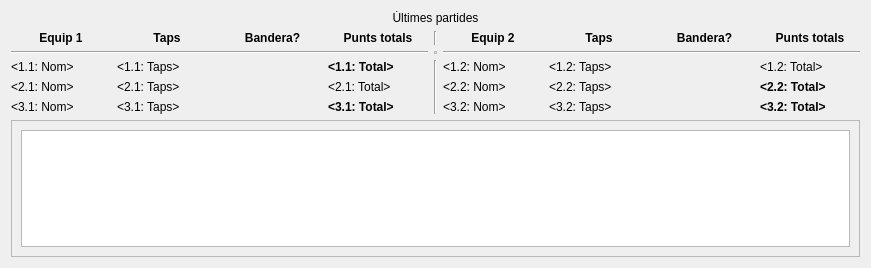
First picture: the form in pantallapuntuacio.ui, repository vicgua/robocat, before the edit.
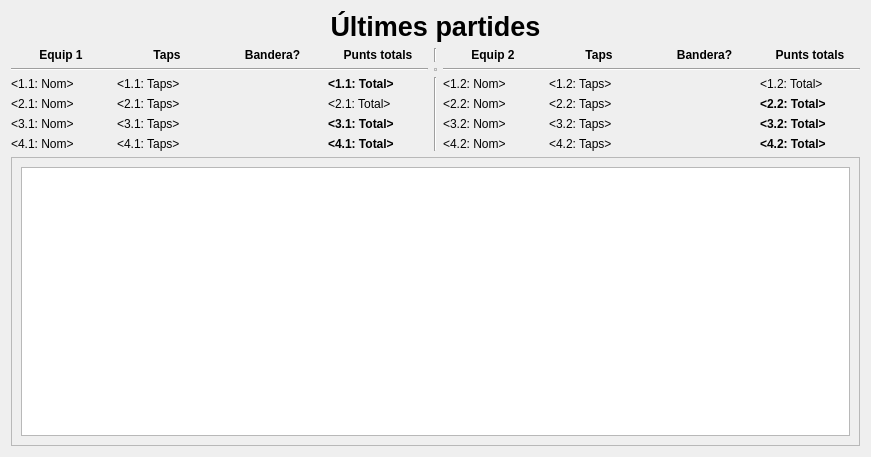
Second picture: the form after the edit. Icons and pictures are not drawn.

```diff
--- a/pantallapuntuacio.ui
+++ b/pantallapuntuacio.ui
@@ -10,7 +10,7 @@
     <x>0</x>
     <y>0</y>
     <width>871</width>
-    <height>268</height>
+    <height>457</height>
    </rect>
   </property>
   <property name="windowTitle">
@@ -25,6 +25,13 @@
        <verstretch>0</verstretch>
       </sizepolicy>
      </property>
+     <property name="font">
+      <font>
+       <pointsize>20</pointsize>
+       <weight>75</weight>
+       <bold>true</bold>
+      </font>
+     </property>
      <property name="text">
       <string>Últimes partides</string>
      </property>
@@ -35,69 +42,8 @@
    </item>
    <item>
     <layout class="QGridLayout" name="gridLayout">
-     <item row="0" column="8">
-      <widget class="QLabel" name="label_41">
-       <property name="font">
-        <font>
-         <weight>75</weight>
-         <bold>true</bold>
-        </font>
-       </property>
-       <property name="text">
-        <string>Punts totals</string>
-       </property>
-       <property name="alignment">
-        <set>Qt::AlignCenter</set>
-       </property>
-      </widget>
-     </item>
-     <item row="0" column="5">
-      <widget class="QLabel" name="label_38">
-       <property name="font">
-        <font>
-         <weight>75</weight>
-         <bold>true</bold>
-        </font>
-       </property>
-       <property name="text">
-        <string>Equip 2</string>
-       </property>
-       <property name="alignment">
-        <set>Qt::AlignCenter</set>
-       </property>
-      </widget>
-     </item>
-     <item row="2" column="3">
-      <widget class="QLabel" name="label_5">
-       <property name="font">
-        <font>
-         <weight>75</weight>
-         <bold>true</bold>
-        </font>
-       </property>
-       <property name="text">
-        <string>&lt;1.1: Total&gt;</string>
-       </property>
-      </widget>
-     </item>
-     <item row="0" column="7">
-      <widget class="QLabel" name="label_40">
-       <property name="font">
-        <font>
-         <weight>75</weight>
-         <bold>true</bold>
-        </font>
-       </property>
-       <property name="text">
-        <string>Bandera?</string>
-       </property>
-       <property name="alignment">
-        <set>Qt::AlignCenter</set>
-       </property>
-      </widget>
-     </item>
-     <item row="2" column="2">
-      <widget class="QLabel" name="label_4">
+     <item row="3" column="7">
+      <widget class="QLabel" name="bandera22">
        <property name="sizePolicy">
         <sizepolicy hsizetype="Ignored" vsizetype="Ignored">
          <horstretch>0</horstretch>
@@ -121,6 +67,47 @@
        </property>
       </widget>
      </item>
+     <item row="2" column="5">
+      <widget class="QLabel" name="equip12">
+       <property name="text">
+        <string>&lt;1.2: Nom&gt;</string>
+       </property>
+      </widget>
+     </item>
+     <item row="3" column="8">
+      <widget class="QLabel" name="punts22">
+       <property name="font">
+        <font>
+         <weight>75</weight>
+         <bold>true</bold>
+        </font>
+       </property>
+       <property name="text">
+        <string>&lt;2.2: Total&gt;</string>
+       </property>
+      </widget>
+     </item>
+     <item row="2" column="1">
+      <widget class="QLabel" name="taps11">
+       <property name="text">
+        <string>&lt;1.1: Taps&gt;</string>
+       </property>
+      </widget>
+     </item>
+     <item row="4" column="6">
+      <widget class="QLabel" name="taps32">
+       <property name="text">
+        <string>&lt;3.2: Taps&gt;</string>
+       </property>
+      </widget>
+     </item>
+     <item row="2" column="0">
+      <widget class="QLabel" name="equip11">
+       <property name="text">
+        <string>&lt;1.1: Nom&gt;</string>
+       </property>
+      </widget>
+     </item>
      <item row="2" column="6">
       <widget class="QLabel" name="label_7">
        <property name="text">
@@ -128,15 +115,8 @@
        </property>
       </widget>
      </item>
-     <item row="3" column="0">
-      <widget class="QLabel" name="label_18">
-       <property name="text">
-        <string>&lt;2.1: Nom&gt;</string>
-       </property>
-      </widget>
-     </item>
-     <item row="0" column="3">
-      <widget class="QLabel" name="label_37">
+     <item row="0" column="8">
+      <widget class="QLabel" name="punts2Header">
        <property name="font">
         <font>
          <weight>75</weight>
@@ -164,22 +144,25 @@
        </property>
       </widget>
      </item>
-     <item row="3" column="3">
-      <widget class="QLabel" name="label_21">
+     <item row="4" column="5">
+      <widget class="QLabel" name="equip32">
        <property name="text">
-        <string>&lt;2.1: Total&gt;</string>
+        <string>&lt;3.2: Nom&gt;</string>
        </property>
       </widget>
      </item>
-     <item row="4" column="6">
-      <widget class="QLabel" name="label_31">
-       <property name="text">
-        <string>&lt;3.2: Taps&gt;</string>
+     <item row="1" column="4">
+      <widget class="QFrame" name="frame">
+       <property name="frameShape">
+        <enum>QFrame::StyledPanel</enum>
        </property>
       </widget>
      </item>
-     <item row="3" column="7">
-      <widget class="QLabel" name="label_28">
+     <item row="4" column="2">
+      <widget class="QLabel" name="bandera31">
+       <property name="enabled">
+        <bool>false</bool>
+       </property>
        <property name="sizePolicy">
         <sizepolicy hsizetype="Ignored" vsizetype="Ignored">
          <horstretch>0</horstretch>
@@ -203,27 +186,6 @@
        </property>
       </widget>
      </item>
-     <item row="4" column="0">
-      <widget class="QLabel" name="label_26">
-       <property name="text">
-        <string>&lt;3.1: Nom&gt;</string>
-       </property>
-      </widget>
-     </item>
-     <item row="2" column="8">
-      <widget class="QLabel" name="label_9">
-       <property name="text">
-        <string>&lt;1.2: Total&gt;</string>
-       </property>
-      </widget>
-     </item>
-     <item row="2" column="1">
-      <widget class="QLabel" name="label_3">
-       <property name="text">
-        <string>&lt;1.1: Taps&gt;</string>
-       </property>
-      </widget>
-     </item>
      <item row="3" column="1">
       <widget class="QLabel" name="label_19">
        <property name="text">
@@ -231,8 +193,15 @@
        </property>
       </widget>
      </item>
-     <item row="3" column="8">
-      <widget class="QLabel" name="label_25">
+     <item row="1" column="0" colspan="4">
+      <widget class="Line" name="line_2">
+       <property name="orientation">
+        <enum>Qt::Horizontal</enum>
+       </property>
+      </widget>
+     </item>
+     <item row="0" column="5">
+      <widget class="QLabel" name="equip2Header">
        <property name="font">
         <font>
          <weight>75</weight>
@@ -240,14 +209,35 @@
         </font>
        </property>
        <property name="text">
-        <string>&lt;2.2: Total&gt;</string>
+        <string>Equip 2</string>
+       </property>
+       <property name="alignment">
+        <set>Qt::AlignCenter</set>
        </property>
       </widget>
      </item>
-     <item row="3" column="6">
-      <widget class="QLabel" name="label_23">
+     <item row="3" column="2">
+      <widget class="QLabel" name="bandera21">
+       <property name="sizePolicy">
+        <sizepolicy hsizetype="Ignored" vsizetype="Ignored">
+         <horstretch>0</horstretch>
+         <verstretch>0</verstretch>
+        </sizepolicy>
+       </property>
+       <property name="minimumSize">
+        <size>
+         <width>32</width>
+         <height>32</height>
+        </size>
+       </property>
        <property name="text">
-        <string>&lt;2.2: Taps&gt;</string>
+        <string/>
+       </property>
+       <property name="pixmap">
+        <pixmap resource="resources.qrc">:/images/bandera.png</pixmap>
+       </property>
+       <property name="scaledContents">
+        <bool>true</bool>
        </property>
       </widget>
      </item>
@@ -258,36 +248,51 @@
        </property>
       </widget>
      </item>
-     <item row="4" column="2">
-      <widget class="QLabel" name="label_24">
-       <property name="enabled">
-        <bool>false</bool>
+     <item row="2" column="3">
+      <widget class="QLabel" name="punts11">
+       <property name="font">
+        <font>
+         <weight>75</weight>
+         <bold>true</bold>
+        </font>
        </property>
-       <property name="sizePolicy">
-        <sizepolicy hsizetype="Ignored" vsizetype="Ignored">
-         <horstretch>0</horstretch>
-         <verstretch>0</verstretch>
-        </sizepolicy>
+       <property name="text">
+        <string>&lt;1.1: Total&gt;</string>
        </property>
-       <property name="minimumSize">
-        <size>
-         <width>32</width>
-         <height>32</height>
-        </size>
+      </widget>
+     </item>
+     <item row="0" column="7">
+      <widget class="QLabel" name="bandera2Header">
+       <property name="font">
+        <font>
+         <weight>75</weight>
+         <bold>true</bold>
+        </font>
        </property>
        <property name="text">
-        <string/>
+        <string>Bandera?</string>
        </property>
-       <property name="pixmap">
-        <pixmap resource="resources.qrc">:/images/bandera.png</pixmap>
+       <property name="alignment">
+        <set>Qt::AlignCenter</set>
        </property>
-       <property name="scaledContents">
-        <bool>true</bool>
+      </widget>
+     </item>
+     <item row="2" column="8">
+      <widget class="QLabel" name="punts12">
+       <property name="text">
+        <string>&lt;1.2: Total&gt;</string>
        </property>
       </widget>
      </item>
-     <item row="4" column="7">
-      <widget class="QLabel" name="label_32">
+     <item row="0" column="4">
+      <widget class="Line" name="line_3">
+       <property name="orientation">
+        <enum>Qt::Vertical</enum>
+       </property>
+      </widget>
+     </item>
+     <item row="2" column="7">
+      <widget class="QLabel" name="bandera12">
        <property name="enabled">
         <bool>false</bool>
        </property>
@@ -314,10 +319,10 @@
        </property>
       </widget>
      </item>
-     <item row="2" column="0">
-      <widget class="QLabel" name="label_2">
-       <property name="text">
-        <string>&lt;1.1: Nom&gt;</string>
+     <item row="1" column="5" colspan="4">
+      <widget class="Line" name="line_4">
+       <property name="orientation">
+        <enum>Qt::Horizontal</enum>
        </property>
       </widget>
      </item>
@@ -337,22 +342,8 @@
        </property>
       </widget>
      </item>
-     <item row="4" column="5">
-      <widget class="QLabel" name="label_30">
-       <property name="text">
-        <string>&lt;3.2: Nom&gt;</string>
-       </property>
-      </widget>
-     </item>
-     <item row="2" column="5">
-      <widget class="QLabel" name="label_6">
-       <property name="text">
-        <string>&lt;1.2: Nom&gt;</string>
-       </property>
-      </widget>
-     </item>
-     <item row="3" column="2">
-      <widget class="QLabel" name="label_20">
+     <item row="2" column="2">
+      <widget class="QLabel" name="bandera11">
        <property name="sizePolicy">
         <sizepolicy hsizetype="Ignored" vsizetype="Ignored">
          <horstretch>0</horstretch>
@@ -376,31 +367,26 @@
        </property>
       </widget>
      </item>
-     <item row="2" column="7">
-      <widget class="QLabel" name="label_8">
-       <property name="enabled">
-        <bool>false</bool>
+     <item row="0" column="2">
+      <widget class="QLabel" name="bandera1Header">
+       <property name="font">
+        <font>
+         <weight>75</weight>
+         <bold>true</bold>
+        </font>
        </property>
-       <property name="sizePolicy">
-        <sizepolicy hsizetype="Ignored" vsizetype="Ignored">
-         <horstretch>0</horstretch>
-         <verstretch>0</verstretch>
-        </sizepolicy>
-       </property>
-       <property name="minimumSize">
-        <size>
-         <width>32</width>
-         <height>32</height>
-        </size>
-       </property>
        <property name="text">
-        <string/>
+        <string>Bandera?</string>
        </property>
-       <property name="pixmap">
-        <pixmap resource="resources.qrc">:/images/bandera.png</pixmap>
+       <property name="alignment">
+        <set>Qt::AlignCenter</set>
        </property>
-       <property name="scaledContents">
-        <bool>true</bool>
+      </widget>
+     </item>
+     <item row="4" column="0">
+      <widget class="QLabel" name="equip31">
+       <property name="text">
+        <string>&lt;3.1: Nom&gt;</string>
        </property>
       </widget>
      </item>
@@ -417,8 +403,8 @@
        </property>
       </widget>
      </item>
-     <item row="0" column="2">
-      <widget class="QLabel" name="label_36">
+     <item row="0" column="6">
+      <widget class="QLabel" name="taps2Header">
        <property name="font">
         <font>
          <weight>75</weight>
@@ -426,13 +412,41 @@
         </font>
        </property>
        <property name="text">
-        <string>Bandera?</string>
+        <string>Taps</string>
        </property>
        <property name="alignment">
         <set>Qt::AlignCenter</set>
        </property>
       </widget>
      </item>
+     <item row="4" column="7">
+      <widget class="QLabel" name="bandera32">
+       <property name="enabled">
+        <bool>false</bool>
+       </property>
+       <property name="sizePolicy">
+        <sizepolicy hsizetype="Ignored" vsizetype="Ignored">
+         <horstretch>0</horstretch>
+         <verstretch>0</verstretch>
+        </sizepolicy>
+       </property>
+       <property name="minimumSize">
+        <size>
+         <width>32</width>
+         <height>32</height>
+        </size>
+       </property>
+       <property name="text">
+        <string/>
+       </property>
+       <property name="pixmap">
+        <pixmap resource="resources.qrc">:/images/bandera.png</pixmap>
+       </property>
+       <property name="scaledContents">
+        <bool>true</bool>
+       </property>
+      </widget>
+     </item>
      <item row="3" column="5">
       <widget class="QLabel" name="label_22">
        <property name="text">
@@ -440,8 +454,8 @@
        </property>
       </widget>
      </item>
-     <item row="0" column="6">
-      <widget class="QLabel" name="label_39">
+     <item row="0" column="3">
+      <widget class="QLabel" name="punts1Header">
        <property name="font">
         <font>
          <weight>75</weight>
@@ -449,13 +463,27 @@
         </font>
        </property>
        <property name="text">
-        <string>Taps</string>
+        <string>Punts totals</string>
        </property>
        <property name="alignment">
         <set>Qt::AlignCenter</set>
        </property>
       </widget>
      </item>
+     <item row="3" column="0">
+      <widget class="QLabel" name="equip21">
+       <property name="text">
+        <string>&lt;2.1: Nom&gt;</string>
+       </property>
+      </widget>
+     </item>
+     <item row="3" column="3">
+      <widget class="QLabel" name="punts21">
+       <property name="text">
+        <string>&lt;2.1: Total&gt;</string>
+       </property>
+      </widget>
+     </item>
      <item row="0" column="1">
       <widget class="QLabel" name="label_35">
        <property name="font">
@@ -472,7 +500,124 @@
        </property>
       </widget>
      </item>
-     <item row="2" column="4" rowspan="3">
+     <item row="3" column="6">
+      <widget class="QLabel" name="taps22">
+       <property name="text">
+        <string>&lt;2.2: Taps&gt;</string>
+       </property>
+      </widget>
+     </item>
+     <item row="5" column="0">
+      <widget class="QLabel" name="equip41">
+       <property name="text">
+        <string>&lt;4.1: Nom&gt;</string>
+       </property>
+      </widget>
+     </item>
+     <item row="5" column="1">
+      <widget class="QLabel" name="taps41">
+       <property name="text">
+        <string>&lt;4.1: Taps&gt;</string>
+       </property>
+      </widget>
+     </item>
+     <item row="5" column="2">
+      <widget class="QLabel" name="bandera41">
+       <property name="enabled">
+        <bool>false</bool>
+       </property>
+       <property name="sizePolicy">
+        <sizepolicy hsizetype="Ignored" vsizetype="Ignored">
+         <horstretch>0</horstretch>
+         <verstretch>0</verstretch>
+        </sizepolicy>
+       </property>
+       <property name="minimumSize">
+        <size>
+         <width>32</width>
+         <height>32</height>
+        </size>
+       </property>
+       <property name="text">
+        <string/>
+       </property>
+       <property name="pixmap">
+        <pixmap resource="resources.qrc">:/images/bandera.png</pixmap>
+       </property>
+       <property name="scaledContents">
+        <bool>true</bool>
+       </property>
+      </widget>
+     </item>
+     <item row="5" column="3">
+      <widget class="QLabel" name="punts41">
+       <property name="font">
+        <font>
+         <weight>75</weight>
+         <bold>true</bold>
+        </font>
+       </property>
+       <property name="text">
+        <string>&lt;4.1: Total&gt;</string>
+       </property>
+      </widget>
+     </item>
+     <item row="5" column="5">
+      <widget class="QLabel" name="equip42">
+       <property name="text">
+        <string>&lt;4.2: Nom&gt;</string>
+       </property>
+      </widget>
+     </item>
+     <item row="5" column="6">
+      <widget class="QLabel" name="taps42">
+       <property name="text">
+        <string>&lt;4.2: Taps&gt;</string>
+       </property>
+      </widget>
+     </item>
+     <item row="5" column="7">
+      <widget class="QLabel" name="bandera42">
+       <property name="enabled">
+        <bool>false</bool>
+       </property>
+       <property name="sizePolicy">
+        <sizepolicy hsizetype="Ignored" vsizetype="Ignored">
+         <horstretch>0</horstretch>
+         <verstretch>0</verstretch>
+        </sizepolicy>
+       </property>
+       <property name="minimumSize">
+        <size>
+         <width>32</width>
+         <height>32</height>
+        </size>
+       </property>
+       <property name="text">
+        <string/>
+       </property>
+       <property name="pixmap">
+        <pixmap resource="resources.qrc">:/images/bandera.png</pixmap>
+       </property>
+       <property name="scaledContents">
+        <bool>true</bool>
+       </property>
+      </widget>
+     </item>
+     <item row="5" column="8">
+      <widget class="QLabel" name="punts42">
+       <property name="font">
+        <font>
+         <weight>75</weight>
+         <bold>true</bold>
+        </font>
+       </property>
+       <property name="text">
+        <string>&lt;4.2: Total&gt;</string>
+       </property>
+      </widget>
+     </item>
+     <item row="2" column="4" rowspan="4">
       <widget class="Line" name="line">
        <property name="orientation">
         <enum>Qt::Vertical</enum>
@@ -522,13 +667,20 @@
        <rect>
         <x>0</x>
         <y>0</y>
-        <width>838</width>
-        <height>93</height>
+        <width>851</width>
+        <height>210</height>
        </rect>
       </property>
       <layout class="QVBoxLayout" name="verticalLayout_2">
        <item>
-        <widget class="QTableView" name="tableView"/>
+        <widget class="QTableView" name="taulaClassificacio">
+         <property name="alternatingRowColors">
+          <bool>true</bool>
+         </property>
+         <property name="selectionMode">
+          <enum>QAbstractItemView::NoSelection</enum>
+         </property>
+        </widget>
        </item>
       </layout>
      </widget>
```
Left out of the diff: 54 changed lines with no effect on the pictures.
